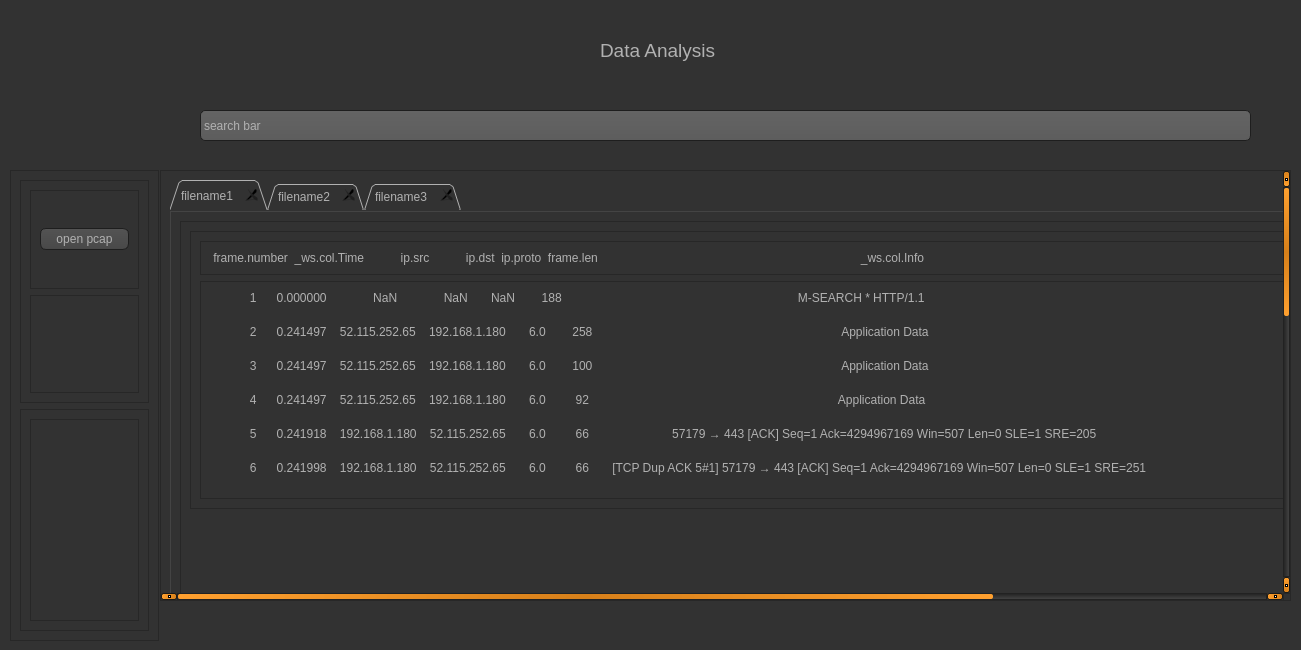
camolinasim/data_analysis, file data_analysis.ui: the form before one commit.
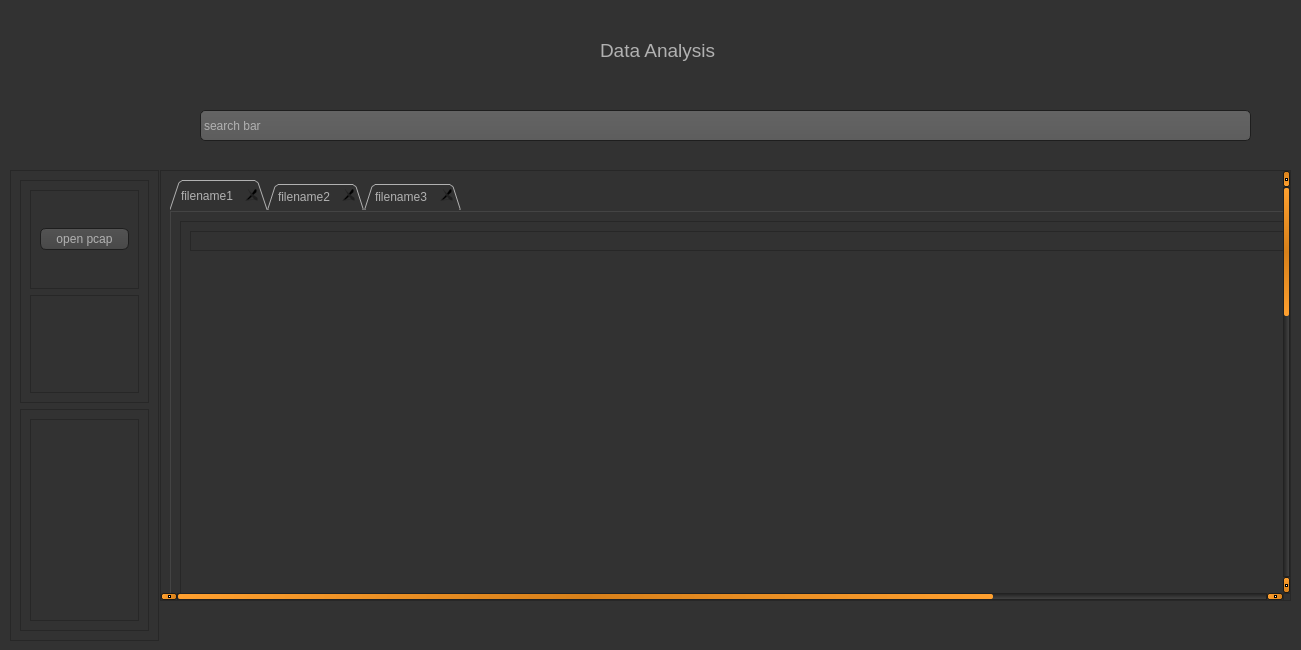
The form after the commit. Icons and pictures are not drawn.

The edit to the form file:
```diff
--- a/data_analysis.ui
+++ b/data_analysis.ui
@@ -729,93 +729,7 @@
                <property name="frameShadow">
                 <enum>QFrame::Raised</enum>
                </property>
-               <layout class="QVBoxLayout" name="verticalLayout_17">
-                <item alignment="Qt::AlignTop">
-                 <widget class="QFrame" name="frame_17">
-                  <property name="frameShape">
-                   <enum>QFrame::StyledPanel</enum>
-                  </property>
-                  <property name="frameShadow">
-                   <enum>QFrame::Raised</enum>
-                  </property>
-                  <layout class="QHBoxLayout" name="horizontalLayout_4">
-                   <item alignment="Qt::AlignTop">
-                    <widget class="QLabel" name="label_20">
-                     <property name="text">
-                      <string> frame.number  _ws.col.Time           ip.src           ip.dst  ip.proto  frame.len                                                                               _ws.col.Info</string>
-                     </property>
-                    </widget>
-                   </item>
-                  </layout>
-                 </widget>
-                </item>
-                <item>
-                 <widget class="QFrame" name="frame_18">
-                  <property name="minimumSize">
-                   <size>
-                    <width>1200</width>
-                    <height>0</height>
-                   </size>
-                  </property>
-                  <property name="frameShape">
-                   <enum>QFrame::StyledPanel</enum>
-                  </property>
-                  <property name="frameShadow">
-                   <enum>QFrame::Raised</enum>
-                  </property>
-                  <layout class="QVBoxLayout" name="verticalLayout_20">
-                   <item>
-                    <widget class="QLabel" name="label_21">
-                     <property name="text">
-                      <string>            1      0.000000              NaN              NaN       NaN        188                                                                       M-SEARCH * HTTP/1.1 
-</string>
-                     </property>
-                    </widget>
-                   </item>
-                   <item>
-                    <widget class="QLabel" name="label_22">
-                     <property name="text">
-                      <string>            2      0.241497    52.115.252.65    192.168.1.180       6.0        258                                                                           Application Data
-</string>
-                     </property>
-                    </widget>
-                   </item>
-                   <item>
-                    <widget class="QLabel" name="label_23">
-                     <property name="text">
-                      <string>            3      0.241497    52.115.252.65    192.168.1.180       6.0        100                                                                           Application Data
-</string>
-                     </property>
-                    </widget>
-                   </item>
-                   <item>
-                    <widget class="QLabel" name="label_24">
-                     <property name="text">
-                      <string>            4      0.241497    52.115.252.65    192.168.1.180       6.0         92                                                                           Application Data
-</string>
-                     </property>
-                    </widget>
-                   </item>
-                   <item>
-                    <widget class="QLabel" name="label_25">
-                     <property name="text">
-                      <string>            5      0.241918    192.168.1.180    52.115.252.65       6.0         66                         57179 → 443 [ACK] Seq=1 Ack=4294967169 Win=507 Len=0 SLE=1 SRE=205
-</string>
-                     </property>
-                    </widget>
-                   </item>
-                   <item>
-                    <widget class="QLabel" name="label_2">
-                     <property name="text">
-                      <string>            6      0.241998    192.168.1.180    52.115.252.65       6.0         66       [TCP Dup ACK 5#1] 57179 → 443 [ACK] Seq=1 Ack=4294967169 Win=507 Len=0 SLE=1 SRE=251
-</string>
-                     </property>
-                    </widget>
-                   </item>
-                  </layout>
-                 </widget>
-                </item>
-               </layout>
+               <layout class="QVBoxLayout" name="verticalLayout_17"/>
               </widget>
              </item>
             </layout>
```
Left out of the diff: 2 changed lines with no effect on the pictures.
